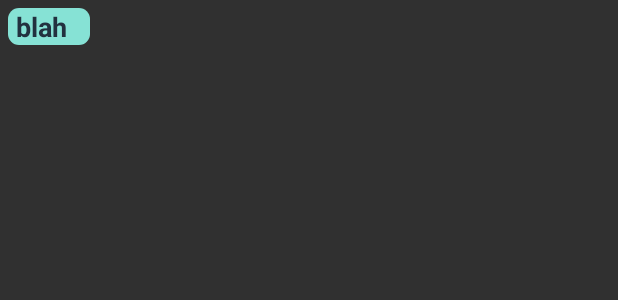
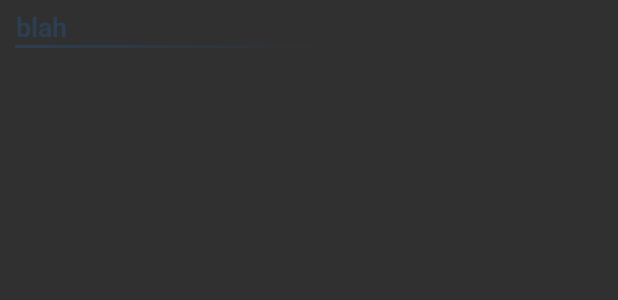
Before and after one commit to Bazhunga/Parakeet, an Android app: the layout tile.xml on its own in the app's theme, with its tools: preview values and no code run, on a phone screen of 412 x 824 dp. Shown: the top 300 px of the screen. Run offline under Robolectric (Android 15) with nearby library versions, the phone set to English and light mode, and no system bars.

Commit message:
Splash screen and color scheme done

```diff
--- /dev/null
+++ b/Parakeet/app/src/main/res/drawable/underline_grad.xml
@@ -0,0 +1,12 @@
+<?xml version="1.0" encoding="utf-8"?>
+<selector xmlns:android="http://schemas.android.com/apk/res/android">
+    <item>
+        <shape>
+            <gradient
+                android:angle="180"
+                android:startColor="@color/white_transparent"
+                android:endColor="@color/fbutton_color_midnight_blue"
+                android:type="linear" />
+        </shape>
+    </item>
+</selector>
--- a/Parakeet/app/src/main/res/layout/activity_main__patient_detail.xml
+++ b/Parakeet/app/src/main/res/layout/activity_main__patient_detail.xml
@@ -5,7 +5,7 @@
     android:layout_width="fill_parent"
     android:layout_height="fill_parent"
     android:weightSum="2"
-    android:background="@color/fbutton_color_clouds"
+    android:background="@drawable/grad_bg"
     xmlns:android="http://schemas.android.com/apk/res/android">
         <LinearLayout
             android:layout_width="fill_parent"
@@ -30,7 +30,6 @@
         <RelativeLayout
             android:layout_width="fill_parent"
             android:layout_height="fill_parent"
-                android:background="@color/blue_semi_transparent_pressed"
             android:layout_weight="1">
 
             <ImageView
--- a/Parakeet/app/src/main/res/layout/tile.xml
+++ b/Parakeet/app/src/main/res/layout/tile.xml
@@ -8,22 +8,30 @@
         android:id="@+id/label"
         android:layout_width="wrap_content"
         android:layout_height="wrap_content"
-        android:background="@drawable/label_background"
         android:paddingLeft="5dp"
         android:layout_marginTop="5dp"
         android:layout_marginLeft="5dp"
         android:paddingRight="15dp"
         android:textSize="18sp"
-        android:textColor="#22313F"
+        android:textColor="@color/fbutton_color_midnight_blue"
         android:text="blah"
         android:textStyle="bold" />
 
+    <View
+        android:layout_width="205dp"
+        android:layout_height="2dp"
+        android:layout_marginLeft="10dp"
+        android:background="@drawable/underline_grad"
+        android:layout_below="@+id/label"
+        android:id="@+id/line"/>
+
     <TextView
         android:id="@+id/text"
-        android:textColor="#000000"
+        android:textColor="@color/fbutton_color_midnight_blue"
         android:layout_width="fill_parent"
         android:layout_height="wrap_content"
         android:layout_marginLeft="5dp"
+        android:paddingTop="6dp"
         android:paddingLeft="2dp"
         android:layout_marginBottom="5dp"
         android:textSize="15sp"
--- a/Parakeet/app/src/main/res/values/colors.xml
+++ b/Parakeet/app/src/main/res/values/colors.xml
@@ -4,6 +4,7 @@
     <color name="background">#e5e5e5</color>
     <color name="half_black">#808080</color>
     <color name="white">#fafafa</color>
+    <color name="white_transparent">#00fafafa</color>
     <color name="white_pressed">#f1f1f1</color>
     <color name="pink">#e91e63</color>
     <color name="pink_pressed">#ec407a</color>
@@ -16,11 +17,14 @@
     <color name="black">#000000</color>
     <color name="ash">#878787</color>
     <color name="completed_green">#00F020</color>
+    <color name="label_bg">#fafafa</color>
+    <color name="background_sv">#F9FAD4</color>
     <color name="trash_red">#F02C00</color>
     <color name="edit_yellow">#F0E800</color>
     <color name="nav_drawer_grey">#303030</color>
     <color name="velvet_magenta">#D5235F</color>
     <color name="rich_red">#9A2416</color>
+    <color name="emeralder">#3FC380</color>
     <color name="completed_bg_green">#302aff00</color>
     <color name="fbutton_color_turquoise">#1abc9c</color>
     <color name="fbutton_color_green_sea">#16a085</color>
--- a/Parakeet/app/src/main/res/values/strings.xml
+++ b/Parakeet/app/src/main/res/values/strings.xml
@@ -9,5 +9,7 @@
     <string name="navigation_drawer_close">Close navigation drawer</string>
     <string name="action_example">Example action</string>
     <string name="action_settings">Settings</string>
+    <string name="title_activity_parasplash">Parasplash</string>
+    <string name="hello_world">Hello world!</string>
 
 </resources>
```
Also changed, not shown: Parakeet/app/src/main/AndroidManifest.xml (+18 -4 lines), Parakeet/app/src/main/java/com/medical/parakeet/parakeet/Main_PatientDetail.java (+42 -5 lines), Parakeet/app/src/main/java/com/medical/parakeet/parakeet/Parasplash.java (added, +68 -0 lines), Parakeet/app/src/main/res/drawable/grad_bg.xml (added, +12 -0 lines), Parakeet/app/src/main/res/layout/activity_parasplash.xml (added, +27 -0 lines), Parakeet/app/src/main/res/menu/menu_parasplash.xml (added, +7 -0 lines), Parakeet/app/src/main/res/drawable/parakeet.png (added). Lines whose indentation alone changed are shown as unchanged.
